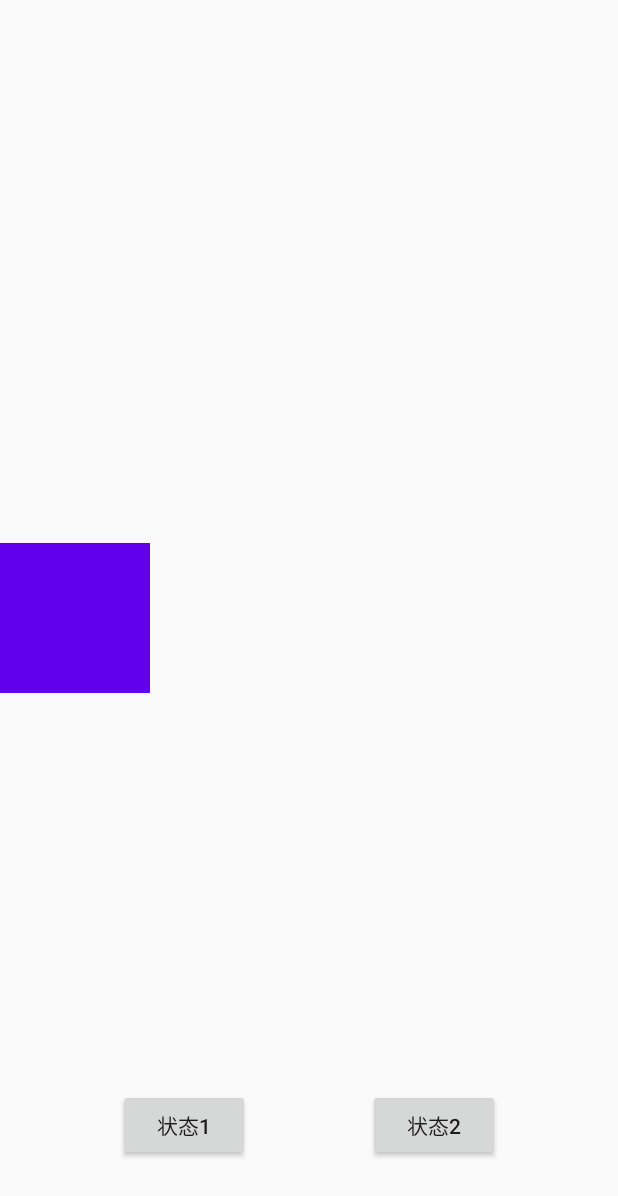
After one commit to wy521angel/ConstraintLayoutTest, an Android app: the layout activity_java.xml on its own in the app's theme, with its tools: preview values and no code run, on a phone screen of 412 x 824 dp. The commit adds this screen. Shown: the top 1196 px of the screen. Run offline under Robolectric (Android 15) with nearby library versions, the phone set to English and light mode, and no system bars.

Commit message:
使用代码修改效果

```diff
--- a/constrainlayout2/src/main/java/com/wy521angel/constrainlayout2/MotionLayoutActivity.java
+++ b/constrainlayout2/src/main/java/com/wy521angel/constrainlayout2/MotionLayoutActivity.java
@@ -10,7 +10,7 @@ import android.widget.ListView;
 public class MotionLayoutActivity extends ListActivity {
 
 
-    private String[] titles = {"基本的使用", "位置关键帧", "属性关键帧", "自定义属性", "KeyCycle", "KeyTimeCycle", "KeyTrigger", "Constraint中Transform的使用"};
+    private String[] titles = {"基本的使用", "位置关键帧", "属性关键帧", "自定义属性", "KeyCycle", "KeyTimeCycle", "KeyTrigger", "Constraint中Transform的使用", "使用代码控制"};
 
     @Override
     protected void onCreate(Bundle savedInstanceState) {
@@ -47,6 +47,9 @@ public class MotionLayoutActivity extends ListActivity {
             case 7:
                 intent.putExtra(DemoActivity.TYPE, DemoActivity.MOTIONLAYOUT_TRANSFORM);
                 break;
+            case 8:
+                intent.putExtra(DemoActivity.TYPE, DemoActivity.MOTIONLAYOUT_JAVA);
+                break;
         }
         startActivity(intent);
     }
--- /dev/null
+++ b/constrainlayout2/src/main/res/layout/activity_java.xml
@@ -0,0 +1,37 @@
+<?xml version="1.0" encoding="utf-8"?>
+<androidx.constraintlayout.motion.widget.MotionLayout xmlns:android="http://schemas.android.com/apk/res/android"
+    xmlns:app="http://schemas.android.com/apk/res-auto"
+    android:id="@+id/motionLayout"
+    android:layout_width="match_parent"
+    android:layout_height="match_parent"
+    app:layoutDescription="@xml/activity_code_control_scene">
+
+    <View
+        android:id="@+id/box"
+        android:layout_width="100dp"
+        android:layout_height="100dp"
+        android:background="@color/colorPrimary" />
+
+
+    <Button
+        android:id="@+id/btnState1"
+        android:layout_width="wrap_content"
+        android:layout_height="wrap_content"
+        android:layout_marginBottom="50dp"
+        android:text="状态1"
+        app:layout_constraintBottom_toBottomOf="parent"
+        app:layout_constraintEnd_toStartOf="@id/btnState2"
+        app:layout_constraintStart_toStartOf="parent" />
+
+    <Button
+        android:id="@+id/btnState2"
+        android:layout_width="wrap_content"
+        android:layout_height="wrap_content"
+        android:layout_marginBottom="50dp"
+        android:text="状态2"
+        app:layout_constraintBottom_toBottomOf="parent"
+        app:layout_constraintEnd_toEndOf="parent"
+        app:layout_constraintStart_toEndOf="@id/btnState1" />
+
+
+</androidx.constraintlayout.motion.widget.MotionLayout>
--- /dev/null
+++ b/constrainlayout2/src/main/res/xml/activity_code_control_scene.xml
@@ -0,0 +1,49 @@
+<?xml version="1.0" encoding="utf-8"?>
+<MotionScene xmlns:android="http://schemas.android.com/apk/res/android"
+    xmlns:motion="http://schemas.android.com/apk/res-auto">
+
+    <Transition
+        android:id="@+id/baseTransition"
+        motion:constraintSetEnd="@+id/end"
+        motion:constraintSetStart="@id/start"
+        motion:duration="1000">
+<!--       <OnClick/>-->
+    </Transition>
+
+
+    <StateSet motion:defaultState="@id/start">
+        <State motion:constraints="@id/start" />
+
+    </StateSet>
+
+    <ConstraintSet android:id="@+id/start">
+        <Constraint
+            android:id="@+id/box"
+            android:layout_width="100dp"
+            android:layout_height="100dp"
+            motion:layout_constraintBottom_toBottomOf="parent"
+            motion:layout_constraintStart_toStartOf="parent"
+            motion:layout_constraintTop_toTopOf="parent"
+            motion:motionProgress="20">
+            <Motion motion:transitionEasing="linear" />
+        </Constraint>
+    </ConstraintSet>
+
+    <ConstraintSet android:id="@+id/end">
+        <Constraint android:id="@+id/box">
+            <Layout
+                android:layout_width="100dp"
+                android:layout_height="100dp"
+                motion:layout_constraintBottom_toBottomOf="parent"
+                motion:layout_constraintEnd_toEndOf="parent"
+                motion:layout_constraintTop_toTopOf="parent" />
+
+            <Transform
+                android:rotationX="180"
+                android:scaleX="0.5"
+                android:scaleY="0.5" />
+
+
+        </Constraint>
+    </ConstraintSet>
+</MotionScene>
```
Also changed, not shown: constrainlayout2/src/main/java/com/wy521angel/constrainlayout2/DemoActivity.java (+71 -0 lines).
